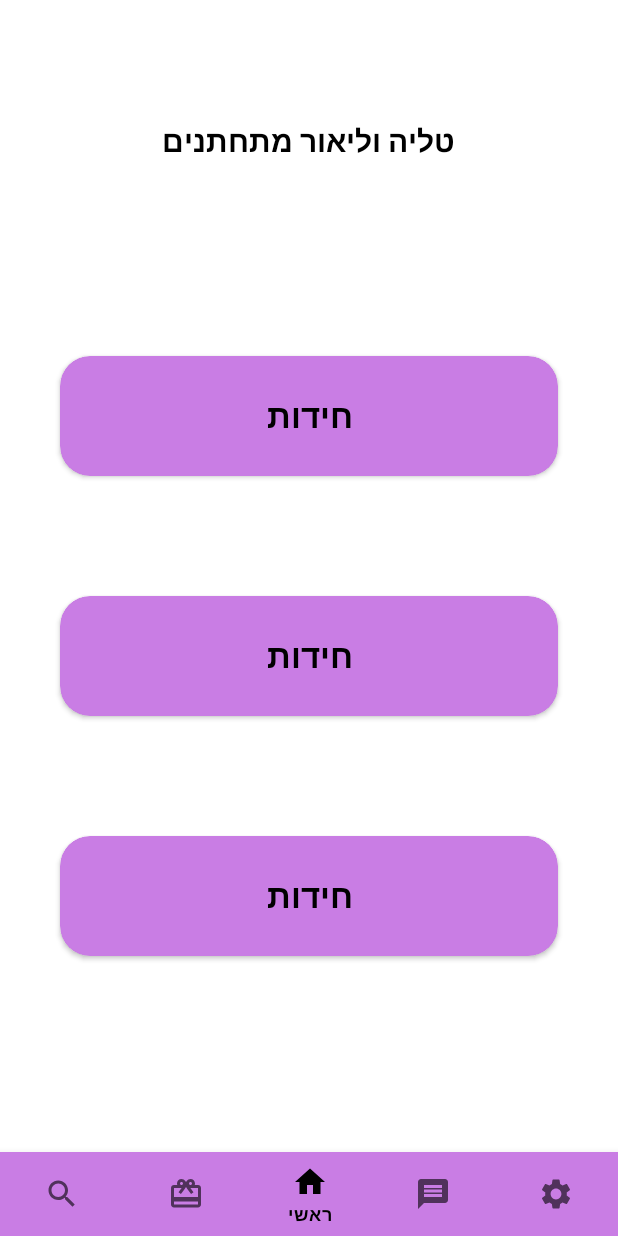
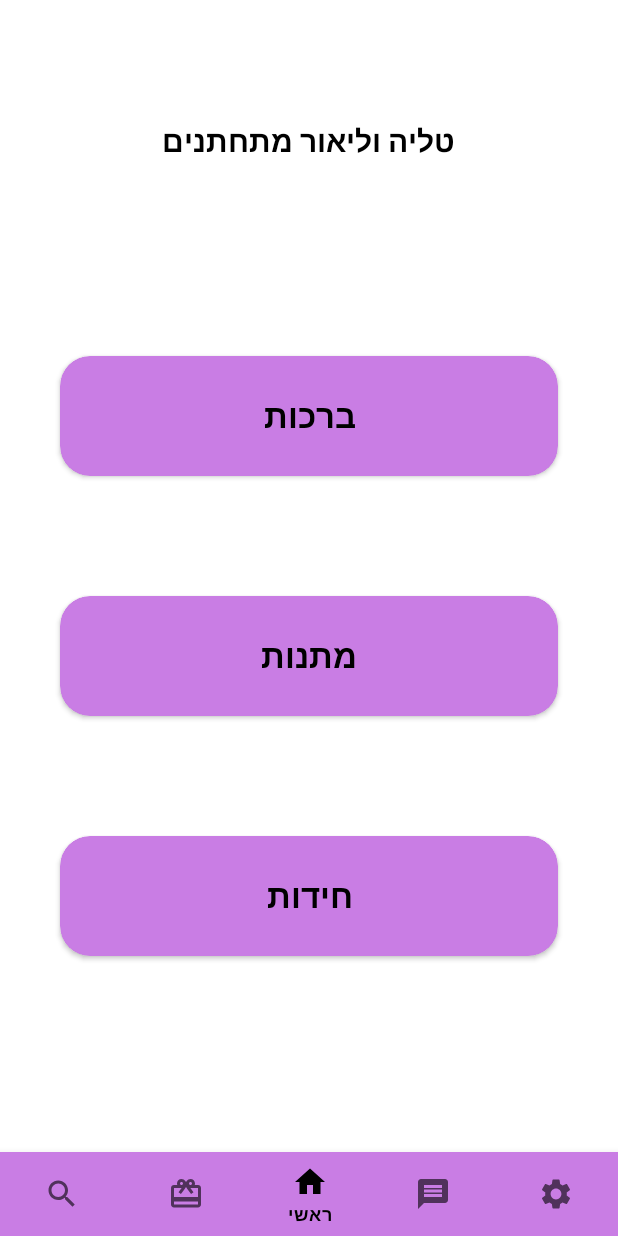
Before and after one commit to MishelK/T-L-Wedding, an Android app: the screen it shows after launch (MainActivity), on a phone screen of 412 x 824 dp. Run offline under Robolectric (Android 15) with nearby library versions, the light colour scheme and no system bars.

Commit message:
Added click listeners for main fragment buttons, created riddle item layout

```diff
--- a/app/src/main/AndroidManifest.xml
+++ b/app/src/main/AndroidManifest.xml
@@ -10,7 +10,7 @@
         android:supportsRtl="true"
         android:theme="@style/Theme.Talia_lior_wedding">
         <activity
-            android:name=".MainActivity"
+            android:name=".activities.MainActivity"
             android:exported="true"
             android:screenOrientation="portrait"
             android:launchMode="singleTop">
--- a/app/src/main/res/layout/activity_main.xml
+++ b/app/src/main/res/layout/activity_main.xml
@@ -4,7 +4,7 @@
     xmlns:tools="http://schemas.android.com/tools"
     android:layout_width="match_parent"
     android:layout_height="match_parent"
-    tools:context=".MainActivity">
+    tools:context=".activities.MainActivity">
 
     <FrameLayout
         android:id="@+id/contentFragment"
--- a/app/src/main/res/layout/fragment_main.xml
+++ b/app/src/main/res/layout/fragment_main.xml
@@ -19,27 +19,27 @@
     <LinearLayout
         android:layout_width="match_parent"
         android:layout_height="match_parent"
-        android:orientation="vertical"
         android:layout_below="@id/tvTitle"
-
-        android:gravity="center">
+        android:gravity="center"
+        android:orientation="vertical">
 
         <androidx.cardview.widget.CardView
-            android:id="@+id/btnRiddles"
+            android:id="@+id/btnGreetings"
             android:layout_width="match_parent"
             android:layout_height="80dp"
             android:layout_marginHorizontal="40dp"
+            app:cardBackgroundColor="@color/colorPrimary"
             app:cardCornerRadius="20dp"
-            app:cardBackgroundColor="@color/colorPrimary">
+            android:onClick="onGoToGreetings">
 
             <TextView
                 android:layout_width="wrap_content"
                 android:layout_height="wrap_content"
-                android:text="חידות"
                 android:layout_gravity="center"
+                android:text="@string/fragment_main_greetings_btn"
+                android:textColor="@color/colorOnPrimary"
                 android:textSize="22sp"
-                android:textStyle="bold"
-                android:textColor="@color/colorOnPrimary" />
+                android:textStyle="bold" />
 
         </androidx.cardview.widget.CardView>
 
@@ -49,37 +49,39 @@
             android:layout_height="80dp"
             android:layout_marginHorizontal="40dp"
             android:layout_marginTop="80dp"
+            app:cardBackgroundColor="@color/colorPrimary"
             app:cardCornerRadius="20dp"
-            app:cardBackgroundColor="@color/colorPrimary">
+            android:onClick="onGoToPresents">
 
             <TextView
                 android:layout_width="wrap_content"
                 android:layout_height="wrap_content"
-                android:text="חידות"
                 android:layout_gravity="center"
+                android:text="@string/fragment_main_gifts_btn"
+                android:textColor="@color/colorOnPrimary"
                 android:textSize="22sp"
-                android:textStyle="bold"
-                android:textColor="@color/colorOnPrimary" />
+                android:textStyle="bold" />
 
         </androidx.cardview.widget.CardView>
 
         <androidx.cardview.widget.CardView
-            android:id="@+id/btnGreetings"
+            android:id="@+id/btnRiddles"
             android:layout_width="match_parent"
             android:layout_height="80dp"
             android:layout_marginHorizontal="40dp"
             android:layout_marginTop="80dp"
+            app:cardBackgroundColor="@color/colorPrimary"
             app:cardCornerRadius="20dp"
-            app:cardBackgroundColor="@color/colorPrimary">
+            android:onClick="onGoToRiddles">
 
             <TextView
                 android:layout_width="wrap_content"
                 android:layout_height="wrap_content"
-                android:text="חידות"
                 android:layout_gravity="center"
+                android:text="@string/fragment_main_riddles_btn"
+                android:textColor="@color/colorOnPrimary"
                 android:textSize="22sp"
-                android:textStyle="bold"
-                android:textColor="@color/colorOnPrimary" />
+                android:textStyle="bold" />
 
         </androidx.cardview.widget.CardView>
 
--- a/app/src/main/res/values/strings.xml
+++ b/app/src/main/res/values/strings.xml
@@ -6,4 +6,7 @@
     <string name="navigation_greetings">ברכות</string>
     <string name="navigation_main">ראשי</string>
     <string name="navigation_presents">מתנות</string>
+    <string name="fragment_main_riddles_btn">חידות</string>
+    <string name="fragment_main_gifts_btn">מתנות</string>
+    <string name="fragment_main_greetings_btn">ברכות</string>
 </resources>
```
Also changed, not shown: app/src/main/java/com/mishelk/talia_lior_wedding/activities/MainActivity.kt (renamed from app/src/main/java/com/mishelk/talia_lior_wedding/MainActivity.kt, +18 -1 lines), app/src/main/res/drawable/border_primary.xml (added, +12 -0 lines), app/src/main/res/layout/item_riddle.xml (added, +63 -0 lines).
